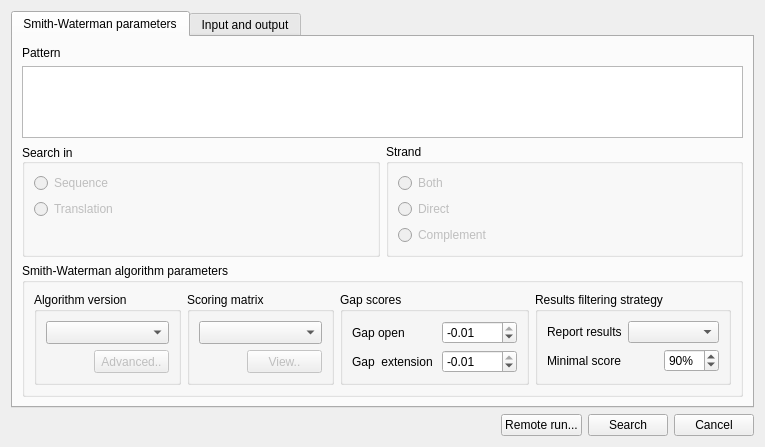
Before: the Qt Designer form src/corelibs/U2View/src/util_smith_waterman/ui/SmithWatermanDialogBase.ui in violethaze74/ugene, drawn with Qt 5.
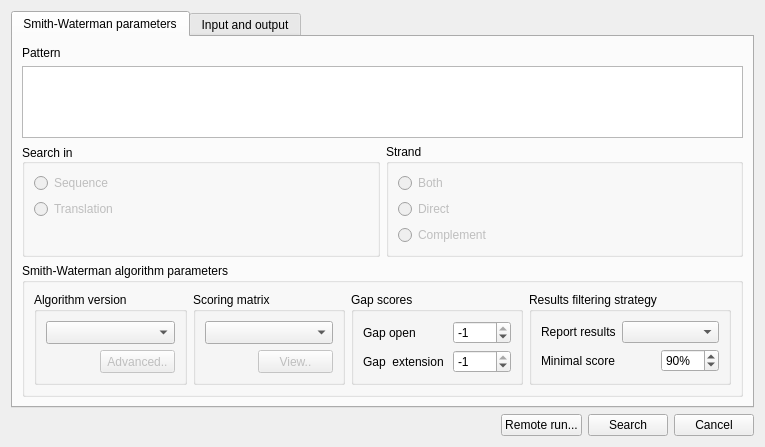
After: the same form once the commit is applied. The open tabs and pages were chosen to show the change.

```diff
--- a/src/corelibs/U2View/src/util_smith_waterman/ui/SmithWatermanDialogBase.ui
+++ b/src/corelibs/U2View/src/util_smith_waterman/ui/SmithWatermanDialogBase.ui
@@ -7,7 +7,7 @@
     <x>0</x>
     <y>0</y>
     <width>765</width>
-    <height>418</height>
+    <height>424</height>
    </rect>
   </property>
   <property name="sizePolicy">
@@ -367,22 +367,25 @@
               </widget>
              </item>
              <item row="0" column="1">
-              <widget class="QDoubleSpinBox" name="dblSpinGapOpen">
+              <widget class="QSpinBox" name="spinGapOpen">
                <property name="minimum">
-                <double>-4096.000000000000000</double>
+                <number>-4096</number>
                </property>
                <property name="maximum">
-                <double>-0.010000000000000</double>
+                <number>-1</number>
+               </property>
+               <property name="value">
+                <number>-1</number>
                </property>
               </widget>
              </item>
              <item row="1" column="1">
-              <widget class="QDoubleSpinBox" name="dblSpinGapExtd">
+              <widget class="QSpinBox" name="spinGapExtd">
                <property name="minimum">
-                <double>-4096.000000000000000</double>
+                <number>-4096</number>
                </property>
                <property name="maximum">
-                <double>-0.010000000000000</double>
+                <number>-1</number>
                </property>
               </widget>
              </item>
```
Left out of the diff: 6 changed lines with no effect on the pictures.
